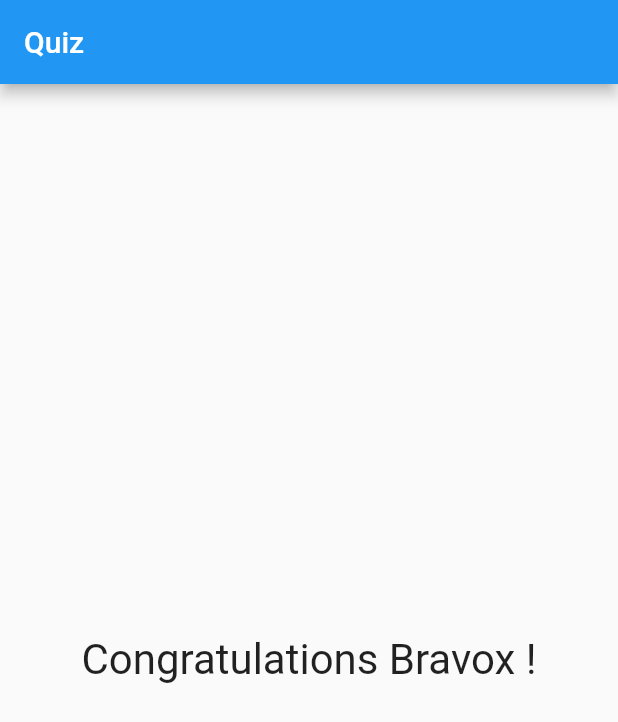
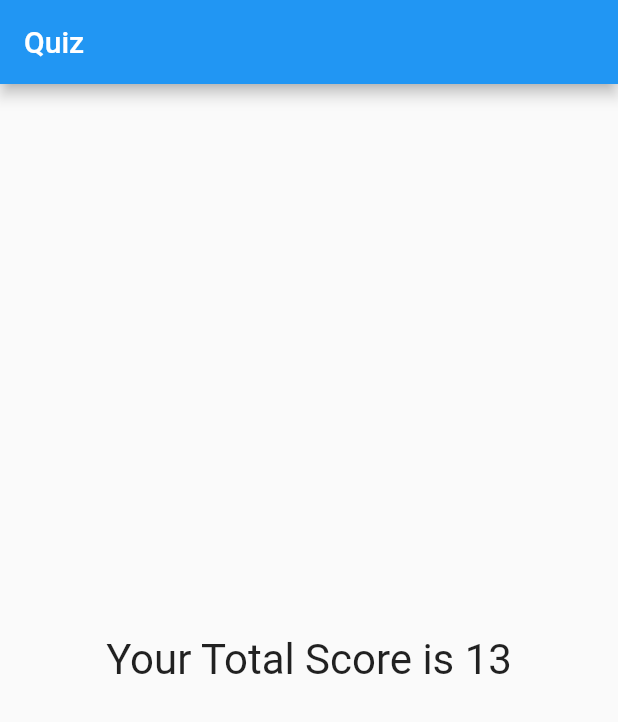
Before and after one commit to robsonoduarte/learn-flutter, a Flutter app: the screen it shows after launch, after a tap on "Balck", after a tap on "Cat", after a tap on "Ana Mara", on a phone screen of 412 x 824 dp. Shown: the top 722 px of the screen. Run offline on Flutter 3.47's test engine with Material 2 defaults, Android fonts, the phone set to English and light mode, and no system bars.

Commit message:
add score

```diff
--- a/flutter-curse/flutter_basic/lib/answer.dart
+++ b/flutter-curse/flutter_basic/lib/answer.dart
@@ -3,9 +3,10 @@ import 'package:flutter/material.dart';
 
 class Answer extends StatelessWidget {
   final String text;
-  final void Function() onPressed;
+  final int score;
+  final void Function(int score) onPressed;
 
-  Answer(this.text,this.onPressed);
+  Answer(this.text, this.score,this.onPressed);
 
   @override
   Widget build(BuildContext context) {
@@ -16,7 +17,7 @@ class Answer extends StatelessWidget {
         textColor: Colors.white,
         color: Colors.blue,
         child: Text(text),
-        onPressed: onPressed,
+        onPressed: () => onPressed(score),
       ),
     );
   }
--- a/flutter-curse/flutter_basic/lib/main.dart
+++ b/flutter-curse/flutter_basic/lib/main.dart
@@ -8,34 +8,36 @@ main() => runApp(QuestionApp());
 
 class _QuestionAppState extends State<QuestionApp> {
   var quizSelected = 0;
+  var totalScore = 0;
   List<Quiz> _quizzes;
 
   _QuestionAppState() {
     _quizzes = [
       Quiz(Question("How is your favorite color ?"), [
-        Answer("Balck", _answer),
-        Answer("Red", _answer),
-        Answer("Green", _answer),
-        Answer("'White'", _answer),
+        Answer("Balck", 5, _answer),
+        Answer("Red", 10, _answer),
+        Answer("Green", 7,_answer),
+        Answer("'White'",4, _answer),
       ]),
       Quiz(Question("How is your favorite Aninal ?"), [
-        Answer("Dog", _answer),
-        Answer("Cat", _answer),
-        Answer("Duck", _answer),
-        Answer("Elefant", _answer),
+        Answer("Dog", 10, _answer),
+        Answer("Cat", 8, _answer),
+        Answer("Duck", 6, _answer),
+        Answer("Elefant",0 , _answer),
       ]),
       Quiz(Question("How is your favorite Theacher ?"), [
-        Answer("Leo", _answer),
-        Answer("Robson", _answer),
-        Answer("Ana Mara", _answer),
-        Answer("Aparecida", _answer),
+        Answer("Leo", 10,  _answer),
+        Answer("Robson", 8,  _answer),
+        Answer("Ana Mara", 0,_answer),
+        Answer("Aparecida", 7, _answer),
       ])
     ];
   }
 
-  void _answer() {
+  void _answer(int score) {
     setState(() {
       quizSelected++;
+      totalScore += score;
     });
   }
 
@@ -52,7 +54,7 @@ class _QuestionAppState extends State<QuestionApp> {
             ),
             body: _hasQuizSelected()
                 ? _quizzes.elementAt(quizSelected)
-                : Result('Congratulations Bravox !')));
+                : Result('Your Total Score is $totalScore')));
   }
 }
 
```
